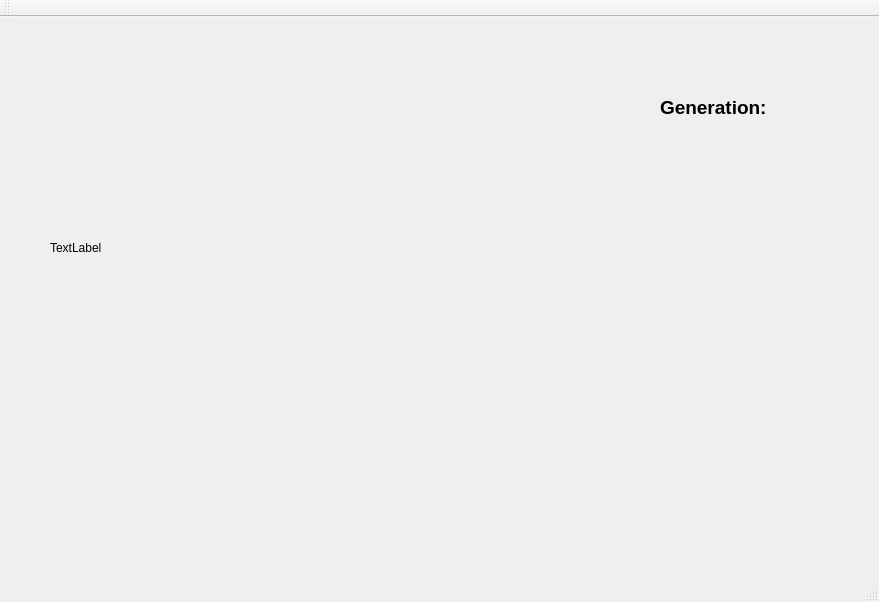
The window that mainwindow.ui (keny91/PreyAndPredator) describes before a commit, drawn with Qt 5.
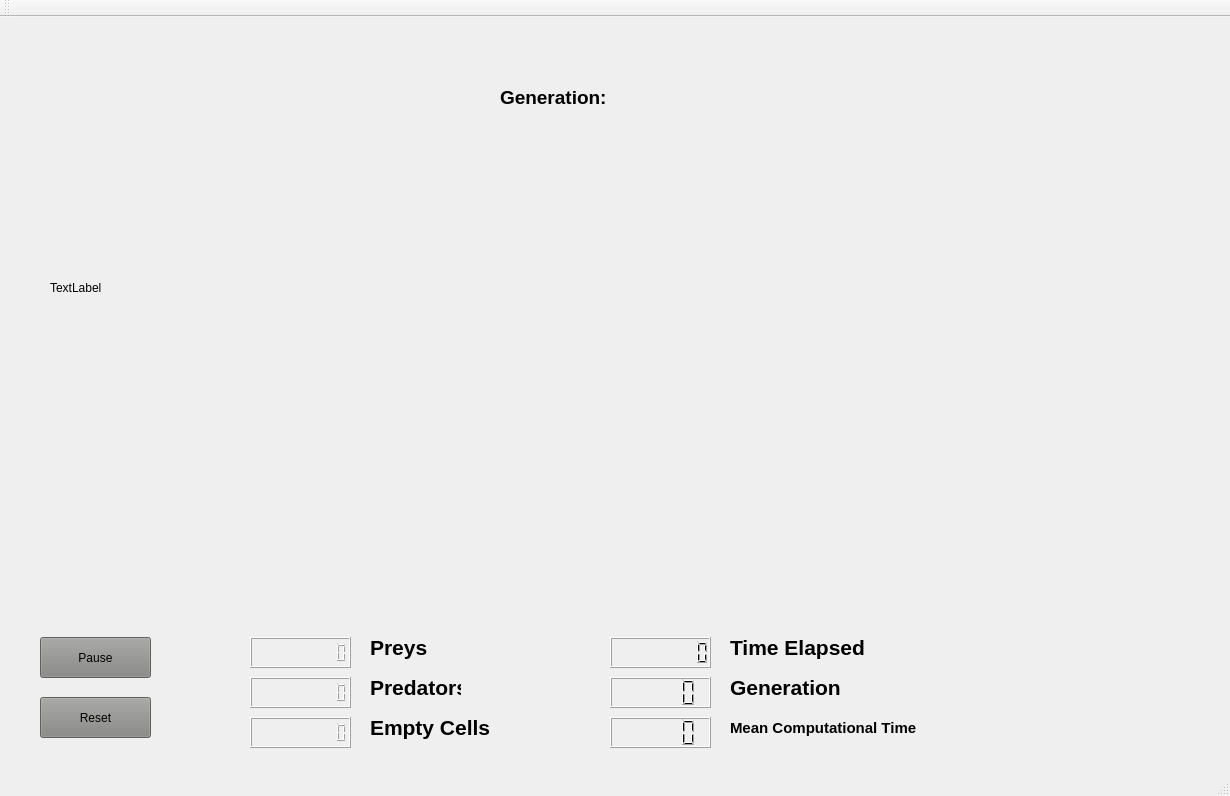
The same window after the commit.

The edit to the form file:
```diff
--- a/mainwindow.ui
+++ b/mainwindow.ui
@@ -6,8 +6,8 @@
    <rect>
     <x>0</x>
     <y>0</y>
-    <width>879</width>
-    <height>602</height>
+    <width>1230</width>
+    <height>796</height>
    </rect>
   </property>
   <property name="windowTitle">
@@ -19,8 +19,8 @@
      <rect>
       <x>50</x>
       <y>10</y>
-      <width>611</width>
-      <height>441</height>
+      <width>631</width>
+      <height>521</height>
      </rect>
     </property>
     <property name="text">
@@ -30,8 +30,8 @@
    <widget class="QLabel" name="label_2">
     <property name="geometry">
      <rect>
-      <x>660</x>
-      <y>70</y>
+      <x>500</x>
+      <y>60</y>
       <width>151</width>
       <height>41</height>
      </rect>
@@ -56,8 +56,8 @@
    <widget class="QLabel" name="label_3">
     <property name="geometry">
      <rect>
-      <x>660</x>
-      <y>120</y>
+      <x>500</x>
+      <y>110</y>
       <width>141</width>
       <height>61</height>
      </rect>
@@ -73,6 +73,235 @@
      <string/>
     </property>
    </widget>
+   <widget class="QLabel" name="label_4">
+    <property name="geometry">
+     <rect>
+      <x>370</x>
+      <y>610</y>
+      <width>91</width>
+      <height>41</height>
+     </rect>
+    </property>
+    <property name="font">
+     <font>
+      <pointsize>16</pointsize>
+      <weight>75</weight>
+      <bold>true</bold>
+     </font>
+    </property>
+    <property name="text">
+     <string>Preys</string>
+    </property>
+   </widget>
+   <widget class="QLabel" name="label_5">
+    <property name="geometry">
+     <rect>
+      <x>370</x>
+      <y>650</y>
+      <width>91</width>
+      <height>41</height>
+     </rect>
+    </property>
+    <property name="font">
+     <font>
+      <pointsize>16</pointsize>
+      <weight>75</weight>
+      <bold>true</bold>
+     </font>
+    </property>
+    <property name="text">
+     <string>Predators</string>
+    </property>
+   </widget>
+   <widget class="QLabel" name="label_6">
+    <property name="geometry">
+     <rect>
+      <x>370</x>
+      <y>690</y>
+      <width>131</width>
+      <height>41</height>
+     </rect>
+    </property>
+    <property name="font">
+     <font>
+      <pointsize>16</pointsize>
+      <weight>75</weight>
+      <bold>true</bold>
+     </font>
+    </property>
+    <property name="text">
+     <string>Empty Cells</string>
+    </property>
+   </widget>
+   <widget class="QLabel" name="label_7">
+    <property name="geometry">
+     <rect>
+      <x>730</x>
+      <y>650</y>
+      <width>141</width>
+      <height>41</height>
+     </rect>
+    </property>
+    <property name="font">
+     <font>
+      <pointsize>16</pointsize>
+      <weight>75</weight>
+      <bold>true</bold>
+     </font>
+    </property>
+    <property name="text">
+     <string>Generation</string>
+    </property>
+   </widget>
+   <widget class="QLabel" name="label_8">
+    <property name="geometry">
+     <rect>
+      <x>730</x>
+      <y>690</y>
+      <width>201</width>
+      <height>41</height>
+     </rect>
+    </property>
+    <property name="font">
+     <font>
+      <pointsize>11</pointsize>
+      <weight>75</weight>
+      <bold>true</bold>
+     </font>
+    </property>
+    <property name="text">
+     <string>Mean Computational Time</string>
+    </property>
+    <property name="margin">
+     <number>0</number>
+    </property>
+   </widget>
+   <widget class="QLabel" name="label_9">
+    <property name="geometry">
+     <rect>
+      <x>730</x>
+      <y>610</y>
+      <width>141</width>
+      <height>41</height>
+     </rect>
+    </property>
+    <property name="font">
+     <font>
+      <pointsize>16</pointsize>
+      <weight>75</weight>
+      <bold>true</bold>
+     </font>
+    </property>
+    <property name="text">
+     <string>Time Elapsed</string>
+    </property>
+   </widget>
+   <widget class="QPushButton" name="pushButton">
+    <property name="geometry">
+     <rect>
+      <x>40</x>
+      <y>620</y>
+      <width>111</width>
+      <height>41</height>
+     </rect>
+    </property>
+    <property name="styleSheet">
+     <string notr="true">background-color: rgb(133, 134, 132);
+font: 75 12pt &quot;MS Shell Dlg 2&quot;;</string>
+    </property>
+    <property name="text">
+     <string>Pause</string>
+    </property>
+   </widget>
+   <widget class="QPushButton" name="pushButton_2">
+    <property name="geometry">
+     <rect>
+      <x>40</x>
+      <y>680</y>
+      <width>111</width>
+      <height>41</height>
+     </rect>
+    </property>
+    <property name="styleSheet">
+     <string notr="true">background-color: rgb(133, 134, 132);
+font: 75 12pt &quot;MS Shell Dlg 2&quot;;</string>
+    </property>
+    <property name="text">
+     <string>Reset</string>
+    </property>
+   </widget>
+   <widget class="QLCDNumber" name="lcdNumber">
+    <property name="geometry">
+     <rect>
+      <x>250</x>
+      <y>620</y>
+      <width>101</width>
+      <height>31</height>
+     </rect>
+    </property>
+    <property name="digitCount">
+     <number>10</number>
+    </property>
+   </widget>
+   <widget class="QLCDNumber" name="lcdNumber_2">
+    <property name="geometry">
+     <rect>
+      <x>250</x>
+      <y>660</y>
+      <width>101</width>
+      <height>31</height>
+     </rect>
+    </property>
+    <property name="digitCount">
+     <number>10</number>
+    </property>
+   </widget>
+   <widget class="QLCDNumber" name="lcdNumber_3">
+    <property name="geometry">
+     <rect>
+      <x>250</x>
+      <y>700</y>
+      <width>101</width>
+      <height>31</height>
+     </rect>
+    </property>
+    <property name="digitCount">
+     <number>10</number>
+    </property>
+   </widget>
+   <widget class="QLCDNumber" name="lcdNumber_4">
+    <property name="geometry">
+     <rect>
+      <x>610</x>
+      <y>700</y>
+      <width>101</width>
+      <height>31</height>
+     </rect>
+    </property>
+   </widget>
+   <widget class="QLCDNumber" name="lcdNumber_5">
+    <property name="geometry">
+     <rect>
+      <x>610</x>
+      <y>660</y>
+      <width>101</width>
+      <height>31</height>
+     </rect>
+    </property>
+   </widget>
+   <widget class="QLCDNumber" name="lcdNumber_6">
+    <property name="geometry">
+     <rect>
+      <x>610</x>
+      <y>620</y>
+      <width>101</width>
+      <height>31</height>
+     </rect>
+    </property>
+    <property name="digitCount">
+     <number>8</number>
+    </property>
+   </widget>
   </widget>
   <widget class="QMenuBar" name="menuBar">
    <property name="geometry">
```
Left out of the diff: 2 changed lines with no effect on the pictures.
